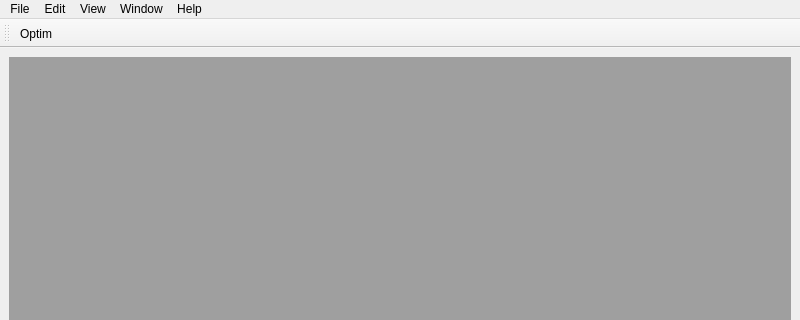
Old version of the form exe2c_gui/exe2c_gui.ui in the repository nemerle/exetoc_qt; both pictures show x 0 to 800 and y 0 to 320 of the 800 by 600 pixel window.
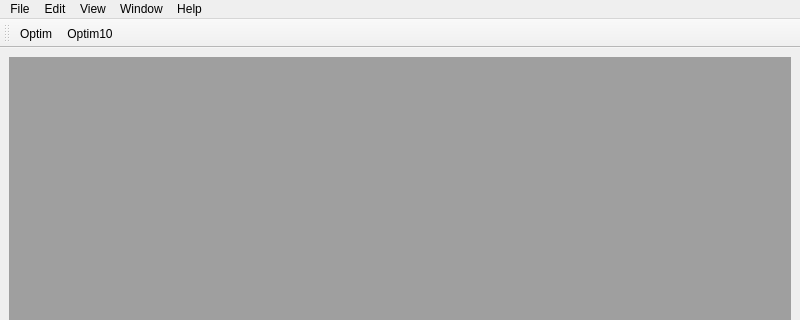
New version of the form.

The edit to the form file:
```diff
--- a/exe2c_gui/exe2c_gui.ui
+++ b/exe2c_gui/exe2c_gui.ui
@@ -108,6 +108,7 @@
     <bool>false</bool>
    </attribute>
    <addaction name="actionOptim"/>
+   <addaction name="actionOptim10"/>
   </widget>
   <action name="actionNew">
    <property name="text">
@@ -240,6 +241,11 @@
     <string>Tile windows</string>
    </property>
   </action>
+  <action name="actionOptim10">
+   <property name="text">
+    <string>Optim10</string>
+   </property>
+  </action>
  </widget>
  <resources/>
  <connections>
```
Left out of the diff: 19 changed lines with no effect on the pictures.
